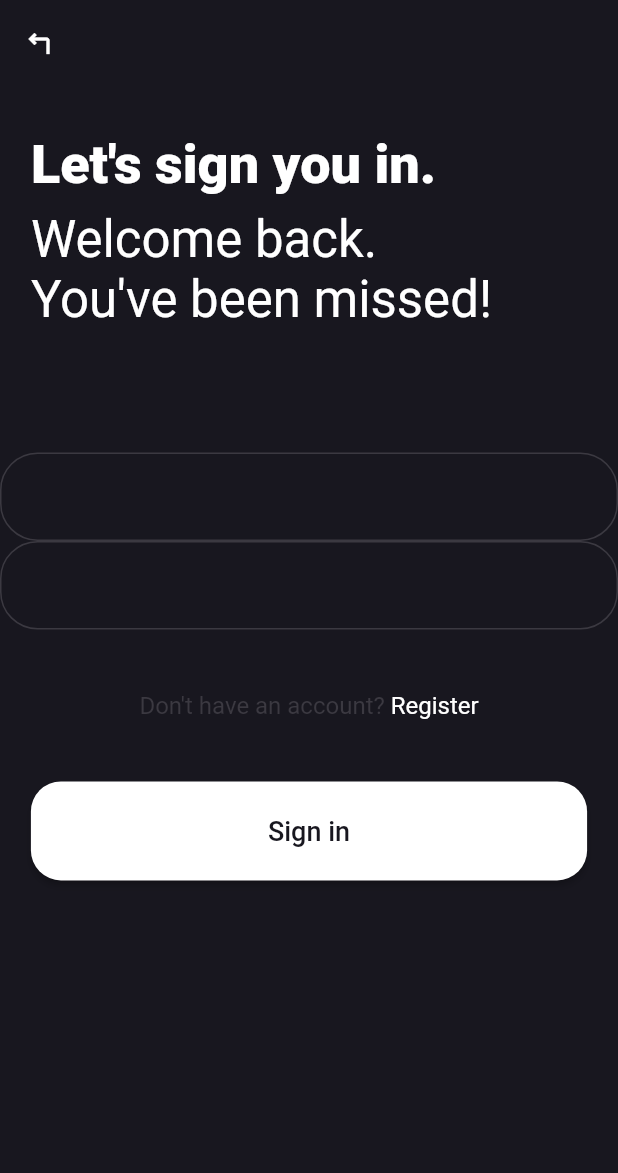
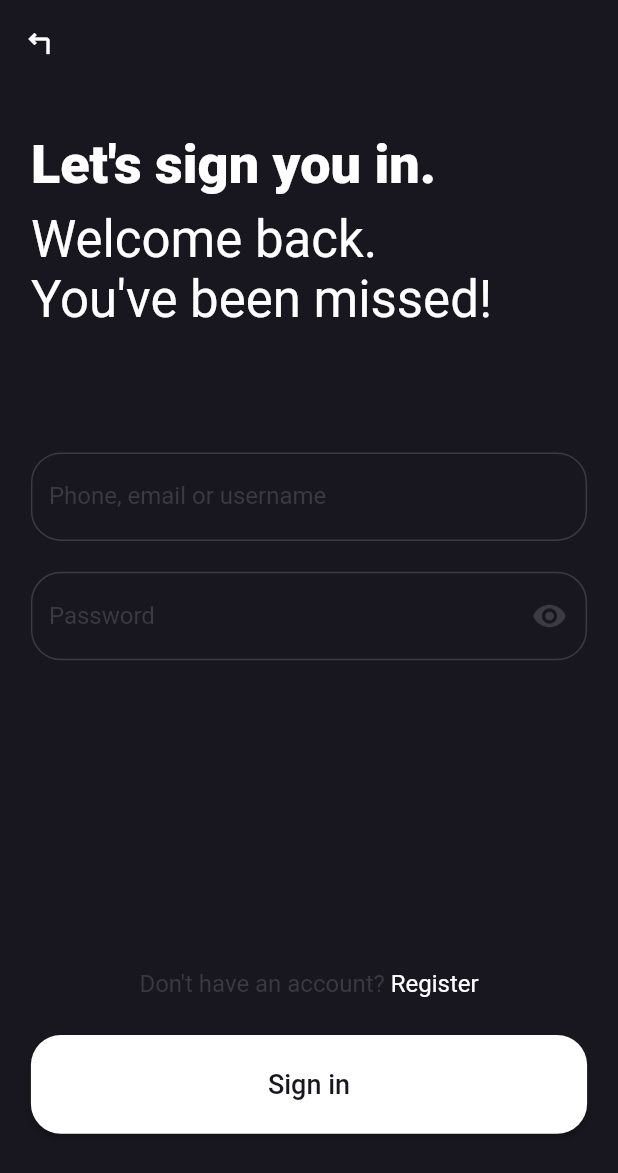
Before and after one commit to Blackytuvavwene/UIs, a Flutter app: the screen it shows after launch, after a tap on "Sign in", on a phone screen of 412 x 824 dp. Shown: the top 1173 px of the screen. Run offline on Flutter 3.47's test engine with Material 2 defaults, Android fonts, the phone set to English and light mode, and no system bars; our stand-ins replace flutter_svg.

Commit message:
create signin screen

```diff
--- a/sign_in_register_ui/lib/src/view/signin/signin.dart
+++ b/sign_in_register_ui/lib/src/view/signin/signin.dart
@@ -63,97 +63,25 @@ class _SignInState extends State<SignIn> {
             ),
             Form(
               child: ListView(
+                padding: EdgeInsets.only(
+                  left: size.width * 0.05,
+                  right: size.width * 0.05,
+                ),
                 shrinkWrap: true,
                 children: [
-                  TextFormField(
-                    decoration: InputDecoration(
-                      enabledBorder: OutlineInputBorder(
-                        borderSide: const BorderSide(
-                          color: AppColor.appGrey,
-                          width: 1,
-                        ),
-                        borderRadius: BorderRadius.circular(25),
-                      ),
-                      errorBorder: OutlineInputBorder(
-                        borderSide: const BorderSide(
-                          color: AppColor.appGrey,
-                          width: 1,
-                        ),
-                        borderRadius: BorderRadius.circular(25),
-                      ),
-                      border: OutlineInputBorder(
-                        borderSide: const BorderSide(
-                          color: AppColor.appGrey,
-                          width: 1,
-                        ),
-                        borderRadius: BorderRadius.circular(25),
-                      ),
-                      focusedBorder: OutlineInputBorder(
-                        borderSide: const BorderSide(
-                          color: AppColor.appGrey,
-                          width: 1,
-                        ),
-                        borderRadius: BorderRadius.circular(25),
-                      ),
-                      focusedErrorBorder: OutlineInputBorder(
-                        borderSide: const BorderSide(
-                          color: AppColor.appGrey,
-                          width: 1,
-                        ),
-                        borderRadius: BorderRadius.circular(25),
-                      ),
-                      disabledBorder: OutlineInputBorder(
-                        borderRadius: BorderRadius.circular(25),
-                        borderSide: const BorderSide(
-                          color: AppColor.appGrey,
-                          width: 1,
-                        ),
-                      ),
-                    ),
+                  const _MyTextField(
+                    hint: 'Phone, email or username',
                   ),
-                  TextFormField(
-                    decoration: InputDecoration(
-                      enabledBorder: OutlineInputBorder(
-                        borderSide: const BorderSide(
-                          color: AppColor.appGrey,
-                          width: 1,
-                        ),
-                        borderRadius: BorderRadius.circular(25),
-                      ),
-                      errorBorder: OutlineInputBorder(
-                        borderSide: const BorderSide(
-                          color: AppColor.appGrey,
-                          width: 1,
-                        ),
-                        borderRadius: BorderRadius.circular(25),
-                      ),
-                      border: OutlineInputBorder(
-                        borderSide: const BorderSide(
-                          color: AppColor.appGrey,
-                          width: 1,
-                        ),
-                        borderRadius: BorderRadius.circular(25),
-                      ),
-                      focusedBorder: OutlineInputBorder(
-                        borderSide: const BorderSide(
-                          color: AppColor.appGrey,
-                          width: 1,
-                        ),
-                        borderRadius: BorderRadius.circular(25),
-                      ),
-                      focusedErrorBorder: OutlineInputBorder(
-                        borderSide: const BorderSide(
-                          color: AppColor.appGrey,
-                          width: 1,
-                        ),
-                        borderRadius: BorderRadius.circular(25),
-                      ),
-                      disabledBorder: OutlineInputBorder(
-                        borderRadius: BorderRadius.circular(25),
-                        borderSide: const BorderSide(
-                          color: AppColor.appGrey,
-                          width: 1,
-                        ),
+                  SizedBox(
+                    height: size.width * 0.05,
+                  ),
+                  _MyTextField(
+                    hint: 'Password',
+                    obscureIcon: IconButton(
+                      onPressed: () {},
+                      icon: const Icon(
+                        Icons.remove_red_eye,
+                        color: AppColor.appGrey,
                       ),
                     ),
                   ),
@@ -161,7 +89,7 @@ class _SignInState extends State<SignIn> {
               ),
             ),
             SizedBox(
-              height: size.height * 0.05,
+              height: size.height * 0.25,
             ),
             Padding(
               padding: EdgeInsets.only(
@@ -189,7 +117,7 @@ class _SignInState extends State<SignIn> {
               ),
             ),
             SizedBox(
-              height: size.height * 0.05,
+              height: size.height * 0.03,
             ),
             Center(
               child: ElevatedButton(
@@ -216,3 +144,86 @@ class _SignInState extends State<SignIn> {
     );
   }
 }
+
+class _MyTextField extends StatelessWidget {
+  const _MyTextField({
+    Key? key,
+    this.hint,
+    this.obscureIcon,
+    this.controller,
+    this.height,
+    this.width,
+  }) : super(key: key);
+  final String? hint;
+  final Widget? obscureIcon;
+  final TextEditingController? controller;
+  final double? height;
+  final double? width;
+
+  @override
+  Widget build(BuildContext context) {
+    return SizedBox(
+      height: height,
+      width: width,
+      child: TextFormField(
+        style: const TextStyle(
+          fontSize: 16,
+          color: AppColor.appGrey,
+        ),
+        decoration: InputDecoration(
+          labelText: hint,
+          labelStyle: const TextStyle(
+            fontSize: 16,
+            color: AppColor.appGrey,
+          ),
+          suffixIcon: Padding(
+            padding: const EdgeInsets.all(1),
+            child: obscureIcon,
+          ),
+          enabledBorder: OutlineInputBorder(
+            borderSide: const BorderSide(
+              color: AppColor.appGrey,
+              width: 1,
+            ),
+            borderRadius: BorderRadius.circular(20),
+          ),
+          errorBorder: OutlineInputBorder(
+            borderSide: const BorderSide(
+              color: AppColor.appGrey,
+              width: 1,
+            ),
+            borderRadius: BorderRadius.circular(20),
+          ),
+          border: OutlineInputBorder(
+            borderSide: const BorderSide(
+              color: AppColor.appGrey,
+              width: 1,
+            ),
+            borderRadius: BorderRadius.circular(20),
+          ),
+          focusedBorder: OutlineInputBorder(
+            borderSide: const BorderSide(
+              color: AppColor.appGrey,
+              width: 1,
+            ),
+            borderRadius: BorderRadius.circular(20),
+          ),
+          focusedErrorBorder: OutlineInputBorder(
+            borderSide: const BorderSide(
+              color: AppColor.appGrey,
+              width: 1,
+            ),
+            borderRadius: BorderRadius.circular(20),
+          ),
+          disabledBorder: OutlineInputBorder(
+            borderRadius: BorderRadius.circular(20),
+            borderSide: const BorderSide(
+              color: AppColor.appGrey,
+              width: 1,
+            ),
+          ),
+        ),
+      ),
+    );
+  }
+}
--- a/sign_in_register_ui/lib/src/view/welcome/welcome.dart
+++ b/sign_in_register_ui/lib/src/view/welcome/welcome.dart
@@ -60,13 +60,13 @@ class _WelcomeState extends State<Welcome> {
               ),
             ),
             SizedBox(
-              height: size.height * 0.12,
+              height: size.height * 0.13,
             ),
             Stack(
               alignment: AlignmentDirectional.center,
               children: [
                 Container(
-                  height: size.height * 0.1,
+                  height: size.height * 0.08,
                   width: size.width * 0.9,
                   decoration: BoxDecoration(
                     borderRadius: BorderRadius.circular(25),
@@ -74,7 +74,7 @@ class _WelcomeState extends State<Welcome> {
                   ),
                 ),
                 SizedBox(
-                  height: size.height * 0.1,
+                  height: size.height * 0.08,
                   width: size.width * 0.9,
                   child: Row(
                     mainAxisAlignment: MainAxisAlignment.center,
```
